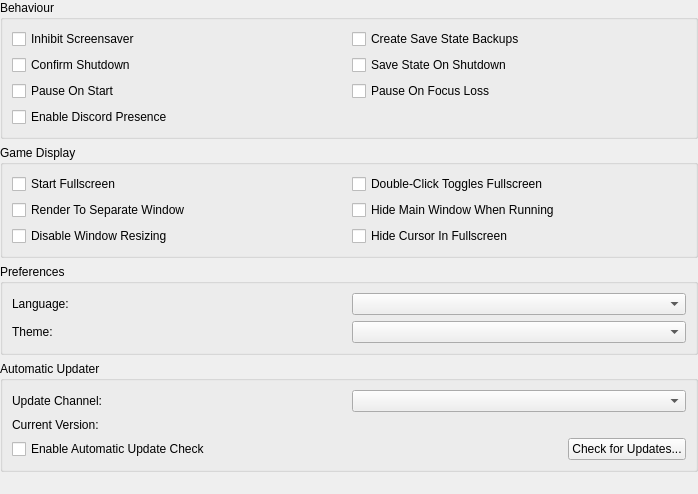
Qt form pcsx2-qt/Settings/InterfaceSettingsWidget.ui (PCSX2/pcsx2) before a commit.
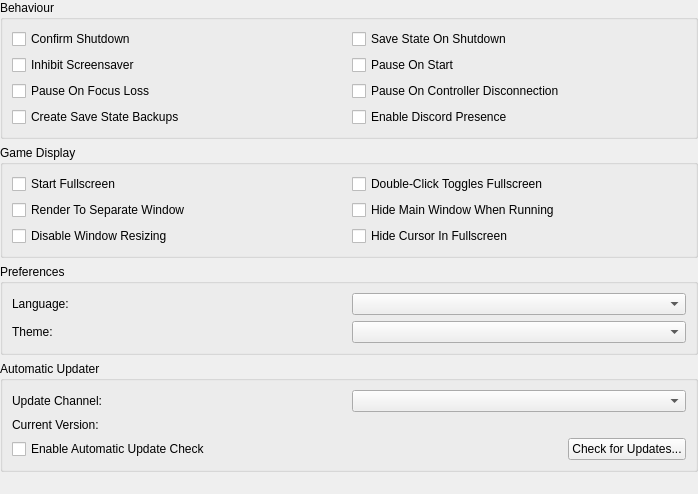
The same form after that commit.

Commit message: Qt: Add option to pause when controller is disconnected

Diff of the .ui file:
```diff
--- a/pcsx2-qt/Settings/InterfaceSettingsWidget.ui
+++ b/pcsx2-qt/Settings/InterfaceSettingsWidget.ui
@@ -29,55 +29,62 @@
       <string>Behaviour</string>
      </property>
      <layout class="QGridLayout" name="formLayout_4">
-      <item row="3" column="1">
-       <widget class="QCheckBox" name="pauseOnFocusLoss">
-        <property name="text">
-         <string>Pause On Focus Loss</string>
-        </property>
-       </widget>
-      </item>
-      <item row="0" column="0">
-       <widget class="QCheckBox" name="inhibitScreensaver">
-        <property name="text">
-         <string>Inhibit Screensaver</string>
-        </property>
-       </widget>
-      </item>
-      <item row="2" column="1">
+      <item row="0" column="1">
        <widget class="QCheckBox" name="saveStateOnShutdown">
         <property name="text">
          <string>Save State On Shutdown</string>
         </property>
        </widget>
       </item>
-      <item row="3" column="0">
-       <widget class="QCheckBox" name="pauseOnStart">
+      <item row="1" column="0">
+       <widget class="QCheckBox" name="inhibitScreensaver">
         <property name="text">
-         <string>Pause On Start</string>
+         <string>Inhibit Screensaver</string>
         </property>
        </widget>
       </item>
-      <item row="2" column="0">
+      <item row="0" column="0">
        <widget class="QCheckBox" name="confirmShutdown">
         <property name="text">
          <string>Confirm Shutdown</string>
         </property>
        </widget>
       </item>
-      <item row="0" column="1">
-       <widget class="QCheckBox" name="backupSaveStates">
+      <item row="1" column="1">
+       <widget class="QCheckBox" name="pauseOnStart">
         <property name="text">
-         <string>Create Save State Backups</string>
+         <string>Pause On Start</string>
         </property>
        </widget>
       </item>
-      <item row="4" column="0">
+      <item row="2" column="0">
+       <widget class="QCheckBox" name="pauseOnFocusLoss">
+        <property name="text">
+         <string>Pause On Focus Loss</string>
+        </property>
+       </widget>
+      </item>
+      <item row="2" column="1">
+       <widget class="QCheckBox" name="pauseOnControllerDisconnection">
+        <property name="text">
+         <string>Pause On Controller Disconnection</string>
+        </property>
+       </widget>
+      </item>
+      <item row="3" column="1">
        <widget class="QCheckBox" name="discordPresence">
         <property name="text">
          <string>Enable Discord Presence</string>
         </property>
        </widget>
       </item>
+      <item row="3" column="0">
+       <widget class="QCheckBox" name="backupSaveStates">
+        <property name="text">
+         <string>Create Save State Backups</string>
+        </property>
+       </widget>
+      </item>
      </layout>
     </widget>
    </item>
```
Left out of the diff: 2 changed lines with no effect on the pictures. The commit also changes 13 other files.
